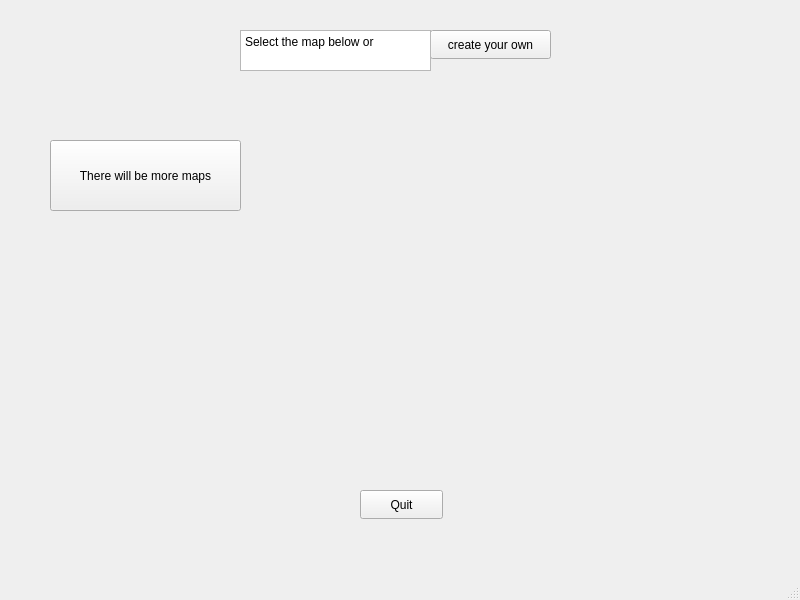
Above: mainwindow.ui from Futur3Developer/Definitely_not_lemmings before the change. Below: the same form after it.
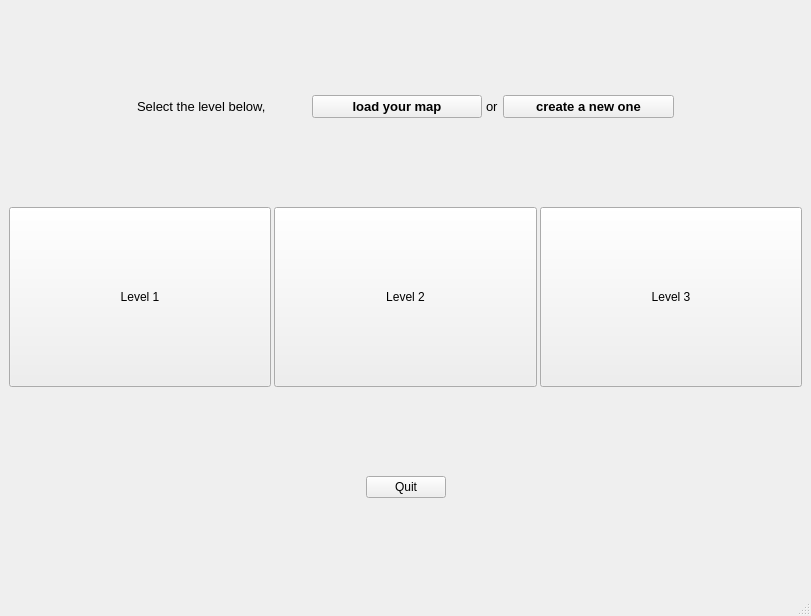
That is the form after the change.

```diff
--- a/mainwindow.ui
+++ b/mainwindow.ui
@@ -6,70 +6,228 @@
    <rect>
     <x>0</x>
     <y>0</y>
-    <width>800</width>
-    <height>600</height>
+    <width>811</width>
+    <height>616</height>
    </rect>
   </property>
   <property name="windowTitle">
    <string>MainWindow</string>
   </property>
   <widget class="QWidget" name="centralwidget">
-   <widget class="QPushButton" name="create_map">
-    <property name="geometry">
-     <rect>
-      <x>430</x>
-      <y>30</y>
-      <width>121</width>
-      <height>29</height>
-     </rect>
-    </property>
-    <property name="text">
-     <string>create your own</string>
-    </property>
-   </widget>
-   <widget class="QPushButton" name="quit">
-    <property name="geometry">
-     <rect>
-      <x>360</x>
-      <y>490</y>
-      <width>83</width>
-      <height>29</height>
-     </rect>
-    </property>
-    <property name="text">
-     <string>Quit</string>
-    </property>
-   </widget>
-   <widget class="QTextBrowser" name="textBrowser">
-    <property name="geometry">
-     <rect>
-      <x>240</x>
-      <y>30</y>
-      <width>191</width>
-      <height>41</height>
-     </rect>
-    </property>
-    <property name="html">
-     <string>&lt;!DOCTYPE HTML PUBLIC &quot;-//W3C//DTD HTML 4.0//EN&quot; &quot;http://www.w3.org/TR/REC-html40/strict.dtd&quot;&gt;
-&lt;html&gt;&lt;head&gt;&lt;meta name=&quot;qrichtext&quot; content=&quot;1&quot; /&gt;&lt;meta charset=&quot;utf-8&quot; /&gt;&lt;style type=&quot;text/css&quot;&gt;
-p, li { white-space: pre-wrap; }
-&lt;/style&gt;&lt;/head&gt;&lt;body style=&quot; font-family:'Segoe UI'; font-size:9pt; font-weight:400; font-style:normal;&quot;&gt;
-&lt;p style=&quot; margin-top:0px; margin-bottom:0px; margin-left:0px; margin-right:0px; -qt-block-indent:0; text-indent:0px;&quot;&gt;Select the map below or&lt;/p&gt;&lt;/body&gt;&lt;/html&gt;</string>
-    </property>
-   </widget>
-   <widget class="QPushButton" name="new_game">
-    <property name="geometry">
-     <rect>
-      <x>50</x>
-      <y>140</y>
-      <width>191</width>
-      <height>71</height>
-     </rect>
-    </property>
-    <property name="text">
-     <string>There will be more maps</string>
-    </property>
-   </widget>
+   <layout class="QHBoxLayout" name="horizontalLayout_7">
+    <item>
+     <layout class="QVBoxLayout" name="main_menu_layout">
+      <property name="spacing">
+       <number>3</number>
+      </property>
+      <item>
+       <layout class="QHBoxLayout" name="game_options_layout" stretch="6,8,8,0,8,6">
+        <property name="spacing">
+         <number>4</number>
+        </property>
+        <item>
+         <spacer name="horizontalSpacer_4">
+          <property name="orientation">
+           <enum>Qt::Horizontal</enum>
+          </property>
+          <property name="sizeHint" stdset="0">
+           <size>
+            <width>40</width>
+            <height>20</height>
+           </size>
+          </property>
+         </spacer>
+        </item>
+        <item>
+         <widget class="QLabel" name="label_0">
+          <property name="sizePolicy">
+           <sizepolicy hsizetype="Preferred" vsizetype="Preferred">
+            <horstretch>0</horstretch>
+            <verstretch>0</verstretch>
+           </sizepolicy>
+          </property>
+          <property name="font">
+           <font>
+            <pointsize>10</pointsize>
+           </font>
+          </property>
+          <property name="text">
+           <string>Select the level below,</string>
+          </property>
+         </widget>
+        </item>
+        <item>
+         <widget class="QPushButton" name="load_map">
+          <property name="font">
+           <font>
+            <pointsize>10</pointsize>
+            <bold>true</bold>
+           </font>
+          </property>
+          <property name="text">
+           <string>load your map</string>
+          </property>
+         </widget>
+        </item>
+        <item>
+         <widget class="QLabel" name="label_1">
+          <property name="font">
+           <font>
+            <pointsize>10</pointsize>
+           </font>
+          </property>
+          <property name="text">
+           <string>or</string>
+          </property>
+         </widget>
+        </item>
+        <item>
+         <widget class="QPushButton" name="create_map">
+          <property name="font">
+           <font>
+            <pointsize>10</pointsize>
+            <bold>true</bold>
+           </font>
+          </property>
+          <property name="text">
+           <string>create a new one</string>
+          </property>
+         </widget>
+        </item>
+        <item>
+         <spacer name="horizontalSpacer_3">
+          <property name="orientation">
+           <enum>Qt::Horizontal</enum>
+          </property>
+          <property name="sizeHint" stdset="0">
+           <size>
+            <width>40</width>
+            <height>20</height>
+           </size>
+          </property>
+         </spacer>
+        </item>
+       </layout>
+      </item>
+      <item>
+       <layout class="QHBoxLayout" name="levels_layout">
+        <item>
+         <widget class="QPushButton" name="level_1">
+          <property name="sizePolicy">
+           <sizepolicy hsizetype="Minimum" vsizetype="Preferred">
+            <horstretch>0</horstretch>
+            <verstretch>0</verstretch>
+           </sizepolicy>
+          </property>
+          <property name="minimumSize">
+           <size>
+            <width>0</width>
+            <height>180</height>
+           </size>
+          </property>
+          <property name="font">
+           <font>
+            <pointsize>9</pointsize>
+           </font>
+          </property>
+          <property name="text">
+           <string>Level 1</string>
+          </property>
+         </widget>
+        </item>
+        <item>
+         <widget class="QPushButton" name="level_2">
+          <property name="sizePolicy">
+           <sizepolicy hsizetype="Minimum" vsizetype="Maximum">
+            <horstretch>0</horstretch>
+            <verstretch>0</verstretch>
+           </sizepolicy>
+          </property>
+          <property name="minimumSize">
+           <size>
+            <width>0</width>
+            <height>180</height>
+           </size>
+          </property>
+          <property name="font">
+           <font>
+            <pointsize>9</pointsize>
+           </font>
+          </property>
+          <property name="text">
+           <string>Level 2</string>
+          </property>
+         </widget>
+        </item>
+        <item>
+         <widget class="QPushButton" name="level_3">
+          <property name="sizePolicy">
+           <sizepolicy hsizetype="Minimum" vsizetype="Maximum">
+            <horstretch>0</horstretch>
+            <verstretch>0</verstretch>
+           </sizepolicy>
+          </property>
+          <property name="minimumSize">
+           <size>
+            <width>0</width>
+            <height>180</height>
+           </size>
+          </property>
+          <property name="font">
+           <font>
+            <pointsize>9</pointsize>
+           </font>
+          </property>
+          <property name="text">
+           <string>Level 3</string>
+          </property>
+         </widget>
+        </item>
+       </layout>
+      </item>
+      <item>
+       <layout class="QHBoxLayout" name="quit_button_layout">
+        <property name="spacing">
+         <number>3</number>
+        </property>
+        <item>
+         <spacer name="horizontalSpacer">
+          <property name="orientation">
+           <enum>Qt::Horizontal</enum>
+          </property>
+          <property name="sizeHint" stdset="0">
+           <size>
+            <width>40</width>
+            <height>20</height>
+           </size>
+          </property>
+         </spacer>
+        </item>
+        <item>
+         <widget class="QPushButton" name="quit">
+          <property name="text">
+           <string>Quit</string>
+          </property>
+         </widget>
+        </item>
+        <item>
+         <spacer name="horizontalSpacer_2">
+          <property name="orientation">
+           <enum>Qt::Horizontal</enum>
+          </property>
+          <property name="sizeHint" stdset="0">
+           <size>
+            <width>40</width>
+            <height>20</height>
+           </size>
+          </property>
+         </spacer>
+        </item>
+       </layout>
+      </item>
+     </layout>
+    </item>
+   </layout>
   </widget>
   <widget class="QMenuBar" name="menubar">
    <property name="geometry">
```
Left out of the diff: 2 changed lines with no effect on the pictures.
